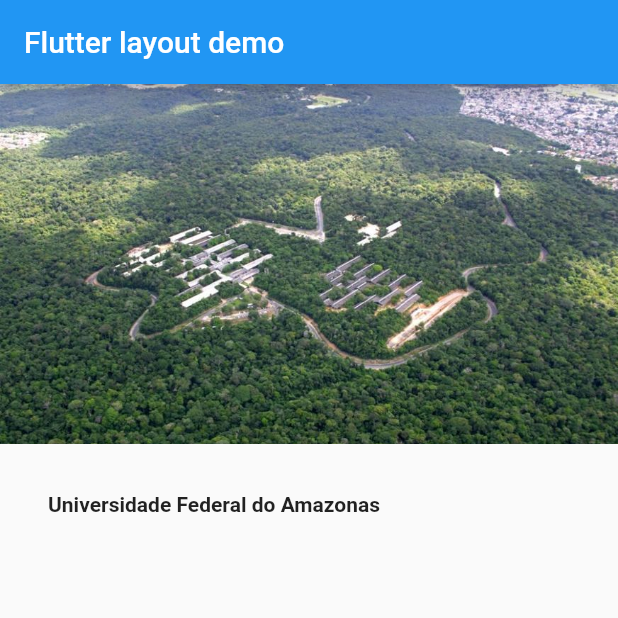
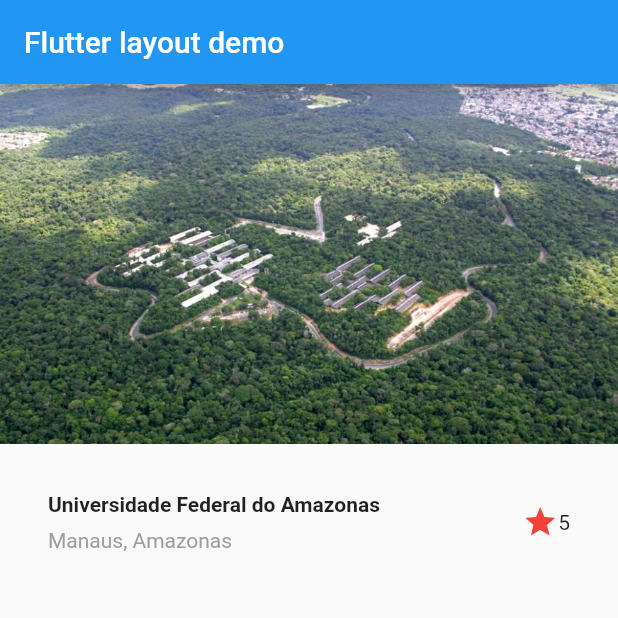
Before and after one commit to gersoncorrea/flutter_build_layout, a Flutter app: the screen it shows after launch, on a phone screen of 412 x 824 dp, the top half of it. Run offline on Flutter 3.47's test engine with Material 2 defaults, Android fonts, the phone set to English and light mode, and no system bars.

Commit message:
add subtitle

```diff
--- a/lib/main.dart
+++ b/lib/main.dart
@@ -23,9 +23,21 @@ class MyApp extends StatelessWidget {
                       fontWeight: FontWeight.bold
                     ),
                     ),
+                ),
+                Text(
+                  'Manaus, Amazonas',
+                  style: TextStyle(
+                    color: Colors.grey[500]
+                  )
                 )
               ],
-            ))
+            )
+            ),
+            Icon(
+              Icons.star,
+              color: Colors.red[500],
+            ),
+            Text('5')
         ],
       ),
     );
```
